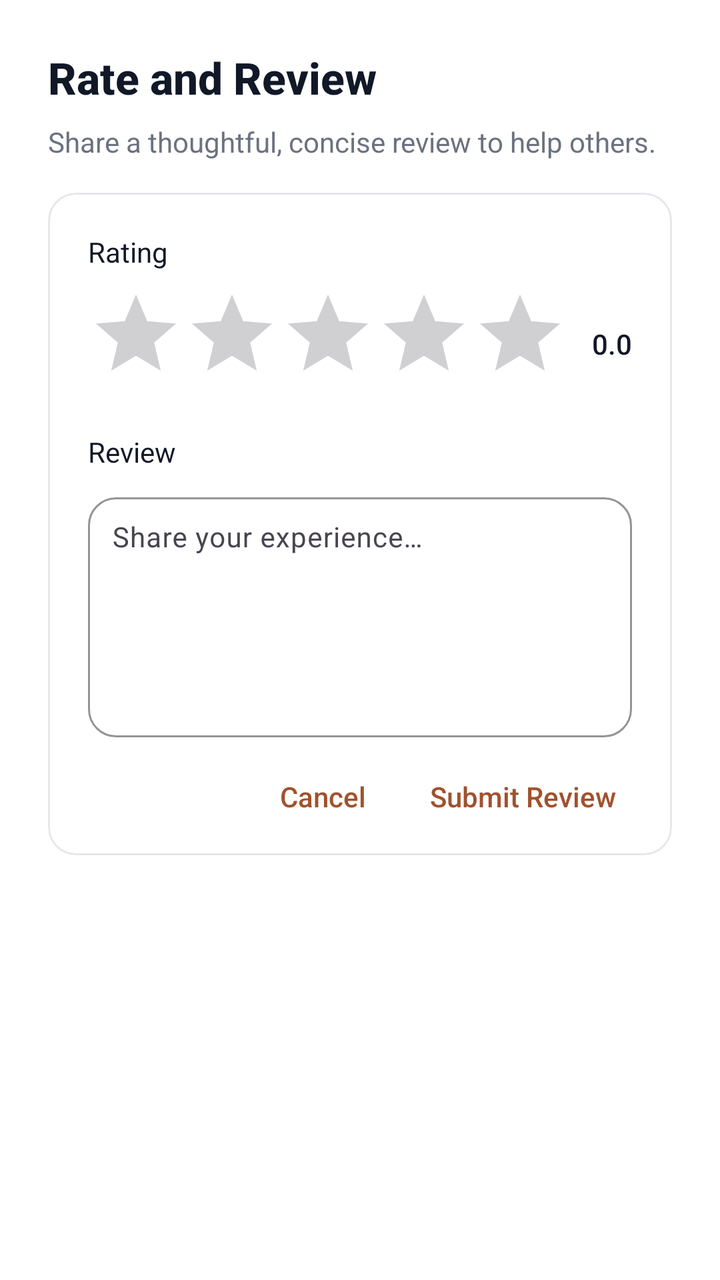
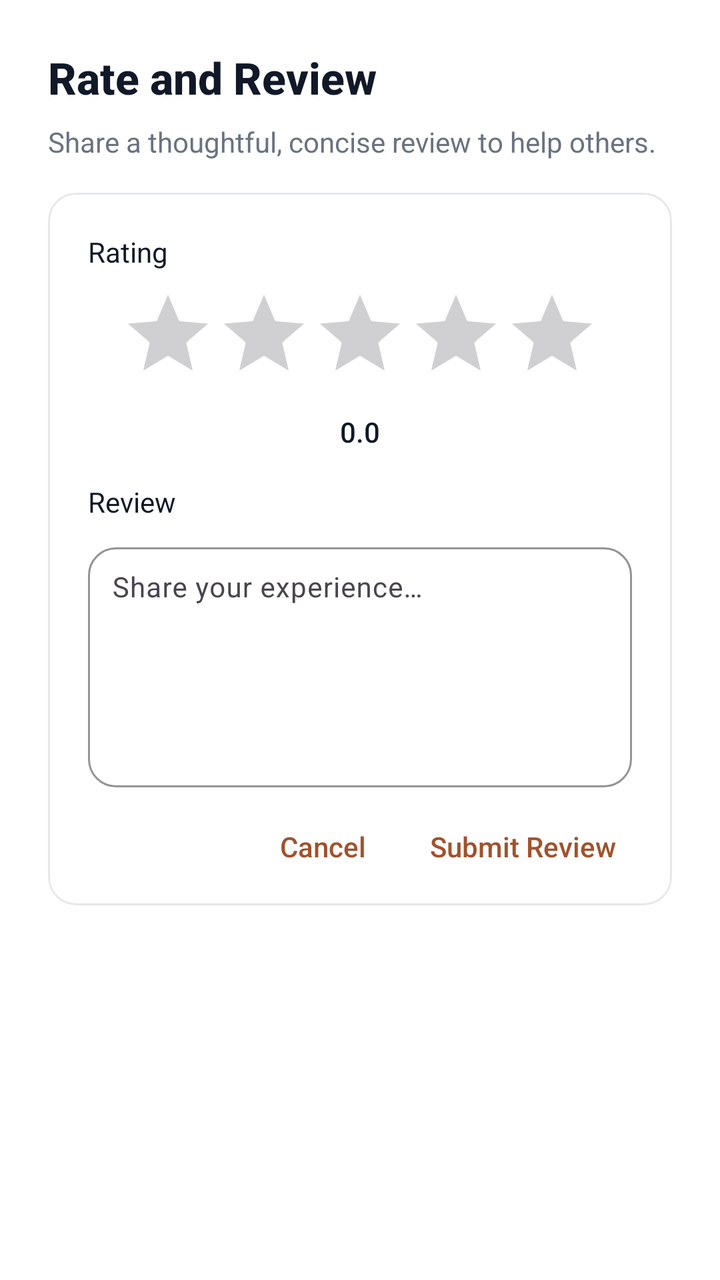

The first picture is an Android layout as it rendered before a commit; the second is the same layout after the commit. The layout source and the unified diff follow.
<!-- AndroidManifest.xml: application theme Theme.Csci3130Group1 -->
<!-- res/layout/activity_review.xml -->
<?xml version="1.0" encoding="utf-8"?>
<ScrollView xmlns:android="http://schemas.android.com/apk/res/android"
    xmlns:app="http://schemas.android.com/apk/res-auto"
    android:layout_width="match_parent"
    android:layout_height="match_parent"
    android:fillViewport="true"
    android:background="#FFFFFF">

    <LinearLayout
        android:layout_width="match_parent"
        android:layout_height="wrap_content"
        android:orientation="vertical"
        android:padding="24dp">

        
        <TextView
            android:id="@+id/header_title"
            android:layout_width="wrap_content"
            android:layout_height="wrap_content"
            android:text="Rate and Review"
            android:textSize="22sp"
            android:textColor="#111827"
            android:fontFamily="sans-serif-medium"
            android:textStyle="bold"
            android:layout_marginBottom="8dp" />

        <TextView
            android:id="@+id/header_subtitle"
            android:layout_width="wrap_content"
            android:layout_height="wrap_content"
            android:text="Share a thoughtful, concise review to help others."
            android:textSize="14sp"
            android:textColor="#6B7280"
            android:layout_marginBottom="16dp" />

        
        <com.google.android.material.card.MaterialCardView
            android:layout_width="match_parent"
            android:layout_height="wrap_content"
            app:cardCornerRadius="14dp"
            app:cardElevation="0dp"
            app:cardBackgroundColor="#FFFFFF"
            app:strokeColor="#E5E7EB"
            app:strokeWidth="1dp">

            <LinearLayout
                android:layout_width="match_parent"
                android:layout_height="wrap_content"
                android:orientation="vertical"
                android:padding="20dp">

                
                <TextView
                    android:layout_width="wrap_content"
                    android:layout_height="wrap_content"
                    android:text="Rating"
                    android:textColor="#111827"
                    android:textSize="14sp"
                    android:layout_marginBottom="8dp" />

                <LinearLayout
                    android:layout_width="match_parent"
                    android:layout_height="wrap_content"
                    android:orientation="horizontal"
                    android:gravity="center_vertical">

                    <RatingBar
                        android:id="@+id/rating_bar"
                        android:layout_width="wrap_content"
                        android:layout_height="wrap_content"
                        android:numStars="5"
                        android:stepSize="0.5"
                        android:isIndicator="false" />

                    <TextView
                        android:id="@+id/rating_value"
                        android:layout_width="wrap_content"
                        android:layout_height="wrap_content"
                        android:text="0.0"
                        android:textSize="14sp"
                        android:textColor="#111827"
                        android:fontFamily="sans-serif-medium"
                        android:layout_marginStart="12dp" />
                </LinearLayout>

                
                <TextView
                    android:layout_width="wrap_content"
                    android:layout_height="wrap_content"
                    android:text="Review"
                    android:textColor="#111827"
                    android:textSize="14sp"
                    android:layout_marginTop="16dp"
                    android:layout_marginBottom="8dp" />

                <com.google.android.material.textfield.TextInputLayout
                    android:layout_width="match_parent"
                    android:layout_height="wrap_content"
                    style="@style/Widget.Material3.TextInputLayout.OutlinedBox"
                    app:boxStrokeColor="#E5E7EB"
                    app:boxCornerRadiusTopStart="14dp"
                    app:boxCornerRadiusTopEnd="14dp"
                    app:boxCornerRadiusBottomStart="14dp"
                    app:boxCornerRadiusBottomEnd="14dp">

                    <com.google.android.material.textfield.TextInputEditText
                        android:id="@+id/review_text"
                        android:layout_width="match_parent"
                        android:layout_height="120dp"
                        android:hint="Share your experience…"
                        android:padding="12dp"
                        android:textColor="#111827"
                        android:textColorHint="#9CA3AF"
                        android:textSize="14sp"
                        android:gravity="top|start"
                        android:inputType="textMultiLine"
                        android:maxLines="6"/>
                </com.google.android.material.textfield.TextInputLayout>

                
                <LinearLayout
                    android:layout_width="match_parent"
                    android:layout_height="wrap_content"
                    android:orientation="horizontal"
                    android:gravity="end"
                    android:layout_marginTop="20dp">

                    <TextView
                        android:id="@+id/cancel_button"
                        android:layout_width="wrap_content"
                        android:layout_height="wrap_content"
                        android:text="Cancel"
                        android:textAllCaps="false"
                        android:textColor="@color/brown_primary"
                        android:fontFamily="sans-serif-medium"
                        android:paddingHorizontal="8dp"
                        android:layout_marginEnd="16dp" />

                    <TextView
                        android:id="@+id/submit_review"
                        android:layout_width="wrap_content"
                        android:layout_height="wrap_content"
                        android:text="Submit Review"
                        android:textAllCaps="false"
                        android:textColor="@color/brown_primary"
                        android:fontFamily="sans-serif-medium"
                        android:paddingHorizontal="8dp" />
                </LinearLayout>

            </LinearLayout>
        </com.google.android.material.card.MaterialCardView>

    </LinearLayout>
</ScrollView>
<!-- resources referenced by this layout -->
<resources>
  <color name="brown_primary">#A0522D</color>
  <style name="Theme.Csci3130Group1" parent="Base.Theme.Csci3130Group1" />
  <style name="Base.Theme.Csci3130Group1" parent="Theme.Material3.DayNight.NoActionBar">
          
          <item name="colorPrimary">#111827</item>
          <item name="colorOnPrimary">#FFFFFF</item>
          <item name="colorSecondary">#6B7280</item>
          <item name="colorOnSecondary">#FFFFFF</item>
          
          <item name="colorPrimaryContainer">#F3F4F6</item>
          <item name="colorOnPrimaryContainer">#111827</item>
          <item name="colorSecondaryContainer">#F3F4F6</item>
          <item name="colorOnSecondaryContainer">#111827</item>
          <item name="colorTertiary">#9CA3AF</item>
          <item name="colorSurface">#FFFFFF</item>
          <item name="colorOnSurface">#111827</item>
          <item name="colorOutline">#E5E7EB</item>
          <item name="android:navigationBarColor">#FFFFFF</item>
          <item name="android:statusBarColor">#FFFFFF</item>
      </style>
</resources>

<!-- the commit's change to res/layout/activity_review.xml (unified diff, before → after) -->
@@ -61,8 +61,8 @@
                 <LinearLayout
                     android:layout_width="match_parent"
                     android:layout_height="wrap_content"
-                    android:orientation="horizontal"
-                    android:gravity="center_vertical">
+                    android:orientation="vertical"
+                    android:gravity="center_horizontal">
 
                     <RatingBar
                         android:id="@+id/rating_bar"
@@ -80,7 +80,7 @@
                         android:textSize="14sp"
                         android:textColor="#111827"
                         android:fontFamily="sans-serif-medium"
-                        android:layout_marginStart="12dp" />
+                        android:layout_marginTop="6dp" />
                 </LinearLayout>
 
                 
